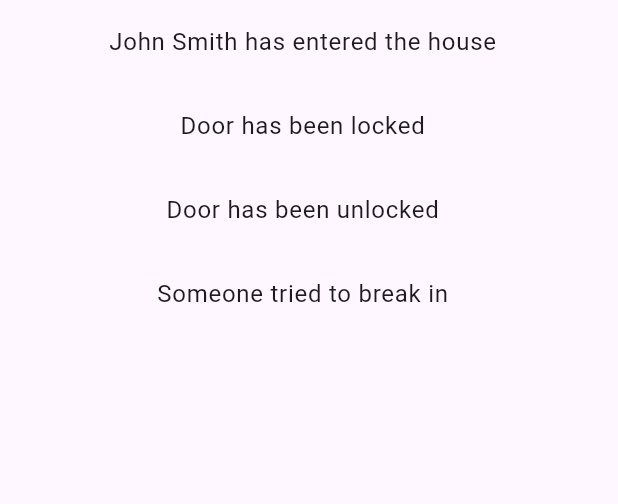
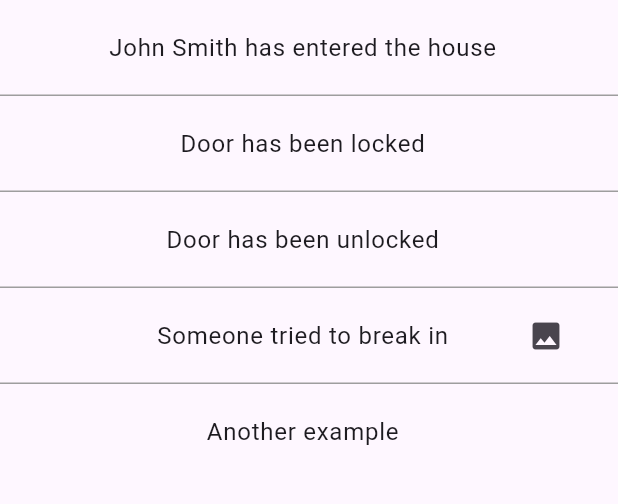
Before and after one commit to CristiTurcan/IronDoor, a Flutter app: the HistoryPage screen opened by its route, on a phone screen of 412 x 824 dp, the part 84-588 px from its top. Run offline on Flutter 3.47's test engine with Material 3 defaults, Android fonts, the light colour scheme and no system bars; missing offline and left inert: side_navigation.

Commit message:
Added picture for certain types of notifications

```diff
--- a/iron_door/lib/pages/history_content.dart
+++ b/iron_door/lib/pages/history_content.dart
@@ -1,8 +1,10 @@
 import 'package:flutter/material.dart';
+import 'package:iron_door/utils/empty_iconbutton.dart';
+import 'package:iron_door/utils/my_notification.dart';
 
 class HistoryContent extends StatefulWidget {
-  final List<String> items;
-  const HistoryContent({super.key, required this.items});
+  final List<MyNotification> notifications;
+  const HistoryContent({super.key, required this.notifications});
 
   @override
   State<HistoryContent> createState() => _HistoryContentState();
@@ -12,13 +14,51 @@ class _HistoryContentState extends State<HistoryContent> {
   @override
   Widget build(BuildContext context) {
     return Expanded(
-      child: ListView.builder(
-          itemCount: widget.items.length,
+      child: ListView.separated(
+          itemCount: widget.notifications.length,
+          separatorBuilder: (context, index) {
+            return const Divider(
+              color: Colors.grey,
+              thickness: 1.0,
+              height: 0.0,
+            );
+          },
           itemBuilder: (context, index) {
             return ListTile(
-              title: Text(
-                widget.items[index],
-                textAlign: TextAlign.center,
+              title: Row(
+                mainAxisAlignment: MainAxisAlignment.spaceEvenly,
+                children: [
+                  const EmptyIconButton(),
+                  Expanded(
+                    child: Text(
+                      widget.notifications[index].message,
+                      textAlign: TextAlign.center,
+                    ),
+                  ),
+                  if (widget.notifications[index].hasImage)
+                    IconButton(
+                      icon: const Icon(Icons.photo),
+                      onPressed: () => {
+                        showDialog(
+                            context: context,
+                            builder: ((context) {
+                              return AlertDialog(
+                                content:
+                                    Image.asset('assets/images/person.jpeg'),
+                                actions: [
+                                  TextButton(
+                                      onPressed: () => {
+                                            Navigator.of(context).pop(),
+                                          },
+                                      child: const Text('Close'))
+                                ],
+                              );
+                            }))
+                      },
+                    )
+                  else
+                    const EmptyIconButton()
+                ],
               ),
             );
           }),
--- a/iron_door/lib/pages/history_page.dart
+++ b/iron_door/lib/pages/history_page.dart
@@ -1,6 +1,7 @@
 import 'package:flutter/material.dart';
 import 'package:iron_door/pages/history_content.dart';
 import 'package:iron_door/utils/main_scaffold.dart';
+import 'package:iron_door/utils/my_notification.dart';
 
 class HistoryPage extends StatefulWidget {
   const HistoryPage({super.key});
@@ -10,18 +11,28 @@ class HistoryPage extends StatefulWidget {
 }
 
 class _HistoryPageState extends State<HistoryPage> {
+  // this is dummy example until connecting to db and everything else :)
   final List<String> items = [
-    'John Smith has entered the house',
+    "John Smith has entered the house",
     "Door has been locked",
     "Door has been unlocked",
-    "Someone tried to break in"
-    ];
+    "Someone tried to break in",
+    "Another example"
+  ];
+
+  final List<MyNotification> notifications = [
+    MyNotification("John Smith has entered the house", false),
+    MyNotification("Door has been locked", false),
+    MyNotification("Door has been unlocked", false),
+    MyNotification("Someone tried to break in", true),
+    MyNotification("Another example", false)
+  ];
 
   @override
   Widget build(BuildContext context) {
     return MainScaffold(
         widget: Column(
-      children: [HistoryContent(items: items)],
+      children: [HistoryContent(notifications: notifications)],
     ));
   }
 }
--- /dev/null
+++ b/iron_door/lib/utils/empty_iconbutton.dart
@@ -0,0 +1,18 @@
+import 'package:flutter/material.dart';
+
+// this is used to keep text centered in history content list
+
+class EmptyIconButton extends StatelessWidget {
+  const EmptyIconButton({super.key});
+
+  @override
+  Widget build(BuildContext context) {
+    return const IconButton(
+      icon: Icon(
+        Icons.photo, // Using a transparent icon
+        color: Colors.transparent, // Making the icon color transparent
+      ),
+      onPressed: null, // Disabling onPressed callback
+    );
+  }
+}
--- /dev/null
+++ b/iron_door/lib/utils/my_notification.dart
@@ -0,0 +1,6 @@
+class MyNotification {
+  String message;
+  bool hasImage;
+
+  MyNotification(this.message, this.hasImage);
+}
--- a/iron_door/lib/utils/side_navbar.dart
+++ b/iron_door/lib/utils/side_navbar.dart
@@ -1,3 +1,5 @@
+// Made this but won t be using it
+
 import 'package:flutter/material.dart';
 import 'package:iron_door/pages/action_page.dart';
 import 'package:iron_door/pages/history_page.dart';
--- a/iron_door/pubspec.yaml
+++ b/iron_door/pubspec.yaml
@@ -63,6 +63,8 @@ flutter:
   # assets:
   #   - images/a_dot_burr.jpeg
   #   - images/a_dot_ham.jpeg
+  assets:
+    - assets/images/person.jpeg
 
   # An image asset can refer to one or more resolution-specific "variants", see
   # https://flutter.dev/assets-and-images/#resolution-aware
```
Also changed, not shown: iron_door/assets/images/person.jpeg (added).
